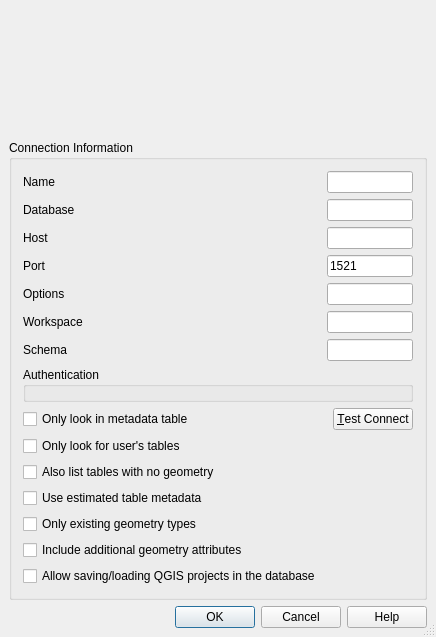
First picture: the form in src/ui/qgsoraclenewconnectionbase.ui, repository qgis/QGIS, before the edit.
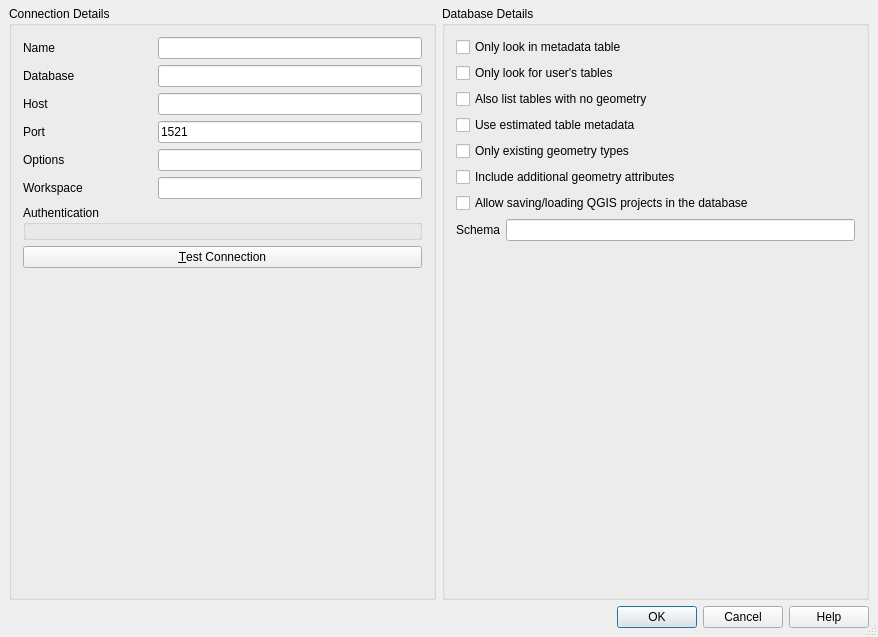
Second picture: the form after the edit. Custom widgets are drawn as their Qt base class.

Commit message:
Add some consistency to db new connection dialogs
- Split oracle and postgres dialogs into two columns with the
  database details in a separate group to connection details,
  to match the SQL Server connection dialog
- Fix tab ordering
- Consistently use "Test Connection" text for buttons
- Fix bad (narrow) stretch for settings in oracle connection dialog

The edit to the form file:
```diff
--- a/src/ui/qgsoraclenewconnectionbase.ui
+++ b/src/ui/qgsoraclenewconnectionbase.ui
@@ -6,16 +6,10 @@
    <rect>
     <x>0</x>
     <y>0</y>
-    <width>400</width>
+    <width>878</width>
     <height>637</height>
    </rect>
   </property>
-  <property name="sizePolicy">
-   <sizepolicy hsizetype="MinimumExpanding" vsizetype="MinimumExpanding">
-    <horstretch>0</horstretch>
-    <verstretch>0</verstretch>
-   </sizepolicy>
-  </property>
   <property name="windowTitle">
    <string>Create a New Oracle Connection</string>
   </property>
@@ -25,12 +19,12 @@
   <property name="modal">
    <bool>true</bool>
   </property>
-  <layout class="QGridLayout">
+  <layout class="QGridLayout" columnstretch="1,1">
    <property name="leftMargin">
     <number>9</number>
    </property>
    <property name="topMargin">
-    <number>9</number>
+    <number>0</number>
    </property>
    <property name="rightMargin">
     <number>9</number>
@@ -41,19 +35,33 @@
    <property name="spacing">
     <number>6</number>
    </property>
-   <item row="2" column="0">
-    <widget class="QDialogButtonBox" name="buttonBox">
-     <property name="standardButtons">
-      <set>QDialogButtonBox::Cancel|QDialogButtonBox::Help|QDialogButtonBox::Ok</set>
-     </property>
-    </widget>
-   </item>
    <item row="1" column="0">
     <widget class="QGroupBox" name="GroupBox1">
      <property name="title">
-      <string>Connection Information</string>
+      <string>Connection Details</string>
      </property>
      <layout class="QGridLayout" name="gridLayout_1">
+      <item row="0" column="1" colspan="2">
+       <widget class="QLineEdit" name="txtName">
+        <property name="toolTip">
+         <string>Name of the new connection</string>
+        </property>
+       </widget>
+      </item>
+      <item row="5" column="0">
+       <widget class="QLabel" name="TextLabel3_4">
+        <property name="text">
+         <string>Workspace</string>
+        </property>
+       </widget>
+      </item>
+      <item row="4" column="0">
+       <widget class="QLabel" name="TextLabel3_3">
+        <property name="text">
+         <string>Options</string>
+        </property>
+       </widget>
+      </item>
       <item row="1" column="0">
        <widget class="QLabel" name="label">
         <property name="text">
@@ -64,42 +72,10 @@
         </property>
        </widget>
       </item>
-      <item row="15" column="0" colspan="3">
-       <widget class="QCheckBox" name="cb_onlyExistingTypes">
-        <property name="toolTip">
-         <string>&lt;html&gt;&lt;head/&gt;&lt;body&gt;&lt;p&gt;&lt;b&gt;Only list the existing geometry types and don't offer to add others.&lt;/b&gt;&lt;/p&gt;
-&lt;p&gt;When the layer is setup various metadata is required for the Oracle table. This includes information such as the table row count, geometry type and spatial extents of the data in the geometry column. If the table contains a large number of rows determining this metadata is time consuming.&lt;/p&gt;&lt;p&gt;By activating this option the following fast table metadata operations are done:&lt;/p&gt;&lt;p&gt;1) Row count is determined from all_tables.num_rows.&lt;/p&gt;&lt;p&gt;2) Table extents are always determined with the SDO_TUNE.EXTENTS_OF function even if a layer filter is applied.&lt;/p&gt;&lt;p&gt;3) The table geometry is determined from the first 100 non-null geometry rows in the table.&lt;/p&gt;&lt;/body&gt;&lt;/html&gt;</string>
-        </property>
-        <property name="text">
-         <string>Only existing geometry types</string>
-        </property>
-       </widget>
-      </item>
-      <item row="14" column="0" colspan="3">
-       <widget class="QCheckBox" name="cb_useEstimatedMetadata">
-        <property name="toolTip">
-         <string>&lt;html&gt;&lt;head/&gt;&lt;body&gt;&lt;p&gt;&lt;b&gt;Use estimated table statistics for the layer metadata.&lt;/b&gt;&lt;/p&gt;
-&lt;p&gt;When the layer is setup various metadata is required for the Oracle table. This includes information such as the table row count, geometry type and spatial extents of the data in the geometry column. If the table contains a large number of rows determining this metadata is time consuming.&lt;/p&gt;&lt;p&gt;By activating this option the following fast table metadata operations are done:&lt;/p&gt;&lt;p&gt;1) Row count is determined from all_tables.num_rows.&lt;/p&gt;&lt;p&gt;2) Table extents are always determined with the SDO_TUNE.EXTENTS_OF function even if a layer filter is applied.&lt;/p&gt;&lt;p&gt;3) The table geometry is determined from the first 100 non-null geometry rows in the table.&lt;/p&gt;&lt;/body&gt;&lt;/html&gt;</string>
-        </property>
-        <property name="text">
-         <string>Use estimated table metadata</string>
-        </property>
-       </widget>
-      </item>
-      <item row="3" column="0">
-       <widget class="QLabel" name="TextLabel2_2">
-        <property name="text">
-         <string>Port</string>
-        </property>
-        <property name="buddy">
-         <cstring>txtPort</cstring>
-        </property>
-       </widget>
-      </item>
-      <item row="6" column="0">
-       <widget class="QLabel" name="TextLabel3_5">
-        <property name="text">
-         <string>Schema</string>
+      <item row="5" column="1" colspan="2">
+       <widget class="QLineEdit" name="txtWorkspace">
+        <property name="echoMode">
+         <enum>QLineEdit::Normal</enum>
         </property>
        </widget>
       </item>
@@ -110,20 +86,13 @@
         </property>
        </widget>
       </item>
-      <item row="2" column="1" colspan="2">
-       <widget class="QLineEdit" name="txtHost"/>
-      </item>
-      <item row="4" column="0">
-       <widget class="QLabel" name="TextLabel3_3">
+      <item row="2" column="0">
+       <widget class="QLabel" name="TextLabel1">
         <property name="text">
-         <string>Options</string>
+         <string>Host</string>
         </property>
-       </widget>
-      </item>
-      <item row="3" column="1" colspan="2">
-       <widget class="QLineEdit" name="txtPort">
-        <property name="text">
-         <string>1521</string>
+        <property name="buddy">
+         <cstring>txtHost</cstring>
         </property>
        </widget>
       </item>
@@ -134,16 +103,19 @@
         </property>
        </widget>
       </item>
-      <item row="13" column="0" colspan="3">
-       <widget class="QCheckBox" name="cb_allowGeometrylessTables">
+      <item row="0" column="0">
+       <widget class="QLabel" name="TextLabel1_2">
         <property name="text">
-         <string>Also list tables with no geometry</string>
+         <string>Name</string>
         </property>
-        <property name="checked">
-         <bool>false</bool>
+        <property name="buddy">
+         <cstring>txtName</cstring>
         </property>
        </widget>
       </item>
+      <item row="2" column="1" colspan="2">
+       <widget class="QLineEdit" name="txtHost"/>
+      </item>
       <item row="7" column="0" colspan="3">
        <widget class="QGroupBox" name="mAuthGroupBox">
         <property name="title">
@@ -163,12 +135,82 @@
           <number>6</number>
          </property>
          <item row="0" column="0">
-          <widget class="QgsAuthSettingsWidget" name="mAuthSettings" native="true"/>
+          <widget class="QgsAuthSettingsWidget" name="mAuthSettings" native="true">
+           <property name="focusPolicy">
+            <enum>Qt::StrongFocus</enum>
+           </property>
+          </widget>
          </item>
         </layout>
        </widget>
       </item>
-      <item row="6" column="1" colspan="2">
+      <item row="3" column="1" colspan="2">
+       <widget class="QLineEdit" name="txtPort">
+        <property name="text">
+         <string>1521</string>
+        </property>
+       </widget>
+      </item>
+      <item row="3" column="0">
+       <widget class="QLabel" name="TextLabel2_2">
+        <property name="text">
+         <string>Port</string>
+        </property>
+        <property name="buddy">
+         <cstring>txtPort</cstring>
+        </property>
+       </widget>
+      </item>
+      <item row="10" column="0" colspan="3">
+       <widget class="QPushButton" name="btnConnect">
+        <property name="text">
+         <string>&amp;Test Connection</string>
+        </property>
+       </widget>
+      </item>
+      <item row="11" column="1">
+       <spacer name="verticalSpacer_2">
+        <property name="orientation">
+         <enum>Qt::Vertical</enum>
+        </property>
+        <property name="sizeHint" stdset="0">
+         <size>
+          <width>20</width>
+          <height>40</height>
+         </size>
+        </property>
+       </spacer>
+      </item>
+     </layout>
+    </widget>
+   </item>
+   <item row="1" column="1">
+    <widget class="QGroupBox" name="groupBox">
+     <property name="title">
+      <string>Database Details</string>
+     </property>
+     <layout class="QGridLayout" name="gridLayout">
+      <item row="7" column="0">
+       <widget class="QLabel" name="TextLabel3_5">
+        <property name="text">
+         <string>Schema</string>
+        </property>
+       </widget>
+      </item>
+      <item row="8" column="0">
+       <spacer name="verticalSpacer">
+        <property name="orientation">
+         <enum>Qt::Vertical</enum>
+        </property>
+        <property name="sizeHint" stdset="0">
+         <size>
+          <width>20</width>
+          <height>40</height>
+         </size>
+        </property>
+       </spacer>
+      </item>
+      <item row="7" column="1">
        <widget class="QgsFilterLineEdit" name="txtSchema">
         <property name="toolTip">
          <string>If specified, only tables from the matching schema will be fetched and listed for the provider</string>
@@ -178,21 +220,56 @@
         </property>
        </widget>
       </item>
-      <item row="0" column="1" colspan="2">
-       <widget class="QLineEdit" name="txtName">
+      <item row="6" column="0" colspan="2">
+       <widget class="QCheckBox" name="cb_projectsInDatabase">
+        <property name="text">
+         <string>Allow saving/loading QGIS projects in the database</string>
+        </property>
+       </widget>
+      </item>
+      <item row="5" column="0" colspan="2">
+       <widget class="QCheckBox" name="cb_includeGeoAttributes">
         <property name="toolTip">
-         <string>Name of the new connection</string>
+         <string/>
         </property>
+        <property name="text">
+         <string>Include additional geometry attributes</string>
+        </property>
        </widget>
       </item>
-      <item row="10" column="2">
-       <widget class="QPushButton" name="btnConnect">
+      <item row="4" column="0" colspan="2">
+       <widget class="QCheckBox" name="cb_onlyExistingTypes">
+        <property name="toolTip">
+         <string>&lt;html&gt;&lt;head/&gt;&lt;body&gt;&lt;p&gt;&lt;b&gt;Only list the existing geometry types and don't offer to add others.&lt;/b&gt;&lt;/p&gt;
+&lt;p&gt;When the layer is setup various metadata is required for the Oracle table. This includes information such as the table row count, geometry type and spatial extents of the data in the geometry column. If the table contains a large number of rows determining this metadata is time consuming.&lt;/p&gt;&lt;p&gt;By activating this option the following fast table metadata operations are done:&lt;/p&gt;&lt;p&gt;1) Row count is determined from all_tables.num_rows.&lt;/p&gt;&lt;p&gt;2) Table extents are always determined with the SDO_TUNE.EXTENTS_OF function even if a layer filter is applied.&lt;/p&gt;&lt;p&gt;3) The table geometry is determined from the first 100 non-null geometry rows in the table.&lt;/p&gt;&lt;/body&gt;&lt;/html&gt;</string>
+        </property>
         <property name="text">
-         <string>&amp;Test Connect</string>
+         <string>Only existing geometry types</string>
         </property>
        </widget>
       </item>
-      <item row="12" column="0" colspan="3">
+      <item row="3" column="0" colspan="2">
+       <widget class="QCheckBox" name="cb_useEstimatedMetadata">
+        <property name="toolTip">
+         <string>&lt;html&gt;&lt;head/&gt;&lt;body&gt;&lt;p&gt;&lt;b&gt;Use estimated table statistics for the layer metadata.&lt;/b&gt;&lt;/p&gt;
+&lt;p&gt;When the layer is setup various metadata is required for the Oracle table. This includes information such as the table row count, geometry type and spatial extents of the data in the geometry column. If the table contains a large number of rows determining this metadata is time consuming.&lt;/p&gt;&lt;p&gt;By activating this option the following fast table metadata operations are done:&lt;/p&gt;&lt;p&gt;1) Row count is determined from all_tables.num_rows.&lt;/p&gt;&lt;p&gt;2) Table extents are always determined with the SDO_TUNE.EXTENTS_OF function even if a layer filter is applied.&lt;/p&gt;&lt;p&gt;3) The table geometry is determined from the first 100 non-null geometry rows in the table.&lt;/p&gt;&lt;/body&gt;&lt;/html&gt;</string>
+        </property>
+        <property name="text">
+         <string>Use estimated table metadata</string>
+        </property>
+       </widget>
+      </item>
+      <item row="2" column="0" colspan="2">
+       <widget class="QCheckBox" name="cb_allowGeometrylessTables">
+        <property name="text">
+         <string>Also list tables with no geometry</string>
+        </property>
+        <property name="checked">
+         <bool>false</bool>
+        </property>
+       </widget>
+      </item>
+      <item row="1" column="0" colspan="2">
        <widget class="QCheckBox" name="cb_userTablesOnly">
         <property name="toolTip">
          <string>When searching for spatial tables restrict the search to tables that are owned by the user.</string>
@@ -202,7 +279,7 @@
         </property>
        </widget>
       </item>
-      <item row="10" column="0" colspan="2">
+      <item row="0" column="0" colspan="2">
        <widget class="QCheckBox" name="cb_geometryColumnsOnly">
         <property name="toolTip">
          <string>&lt;html&gt;&lt;head/&gt;&lt;body&gt;&lt;p&gt;Restricts the displayed tables to those that are in the all_sdo_geom_metadata view. This can speed up the initial display of spatial tables.&lt;/p&gt;&lt;/body&gt;&lt;/html&gt;</string>
@@ -212,72 +289,23 @@
         </property>
        </widget>
       </item>
-      <item row="0" column="0">
-       <widget class="QLabel" name="TextLabel1_2">
-        <property name="text">
-         <string>Name</string>
-        </property>
-        <property name="buddy">
-         <cstring>txtName</cstring>
-        </property>
-       </widget>
-      </item>
-      <item row="2" column="0">
-       <widget class="QLabel" name="TextLabel1">
-        <property name="text">
-         <string>Host</string>
-        </property>
-        <property name="buddy">
-         <cstring>txtHost</cstring>
-        </property>
-       </widget>
-      </item>
-      <item row="16" column="0" colspan="3">
-       <widget class="QCheckBox" name="cb_includeGeoAttributes">
-        <property name="toolTip">
-         <string/>
-        </property>
-        <property name="text">
-         <string>Include additional geometry attributes</string>
-        </property>
-       </widget>
-      </item>
-      <item row="5" column="0">
-       <widget class="QLabel" name="TextLabel3_4">
-        <property name="text">
-         <string>Workspace</string>
-        </property>
-       </widget>
-      </item>
-      <item row="5" column="1" colspan="2">
-       <widget class="QLineEdit" name="txtWorkspace">
-        <property name="echoMode">
-         <enum>QLineEdit::Normal</enum>
-        </property>
-       </widget>
-      </item>
-      <item row="17" column="0">
-       <widget class="QCheckBox" name="cb_projectsInDatabase">
-        <property name="text">
-         <string>Allow saving/loading QGIS projects in the database</string>
-        </property>
-       </widget>
-      </item>
      </layout>
     </widget>
    </item>
-   <item row="0" column="0">
+   <item row="3" column="0" colspan="2">
+    <widget class="QDialogButtonBox" name="buttonBox">
+     <property name="standardButtons">
+      <set>QDialogButtonBox::Cancel|QDialogButtonBox::Help|QDialogButtonBox::Ok</set>
+     </property>
+    </widget>
+   </item>
+   <item row="0" column="0" colspan="2">
     <widget class="QgsMessageBar" name="bar" native="true"/>
    </item>
   </layout>
  </widget>
  <layoutdefault spacing="6" margin="11"/>
  <customwidgets>
-  <customwidget>
-   <class>QgsFilterLineEdit</class>
-   <extends>QLineEdit</extends>
-   <header>qgsfilterlineedit.h</header>
-  </customwidget>
   <customwidget>
    <class>QgsMessageBar</class>
    <extends>QWidget</extends>
@@ -290,6 +318,11 @@
    <header>qgsauthsettingswidget.h</header>
    <container>1</container>
   </customwidget>
+  <customwidget>
+   <class>QgsFilterLineEdit</class>
+   <extends>QLineEdit</extends>
+   <header>qgsfilterlineedit.h</header>
+  </customwidget>
  </customwidgets>
  <tabstops>
   <tabstop>txtName</tabstop>
```
Left out of the diff: 3 changed lines with no effect on the pictures. The commit also changes 1 other file.
